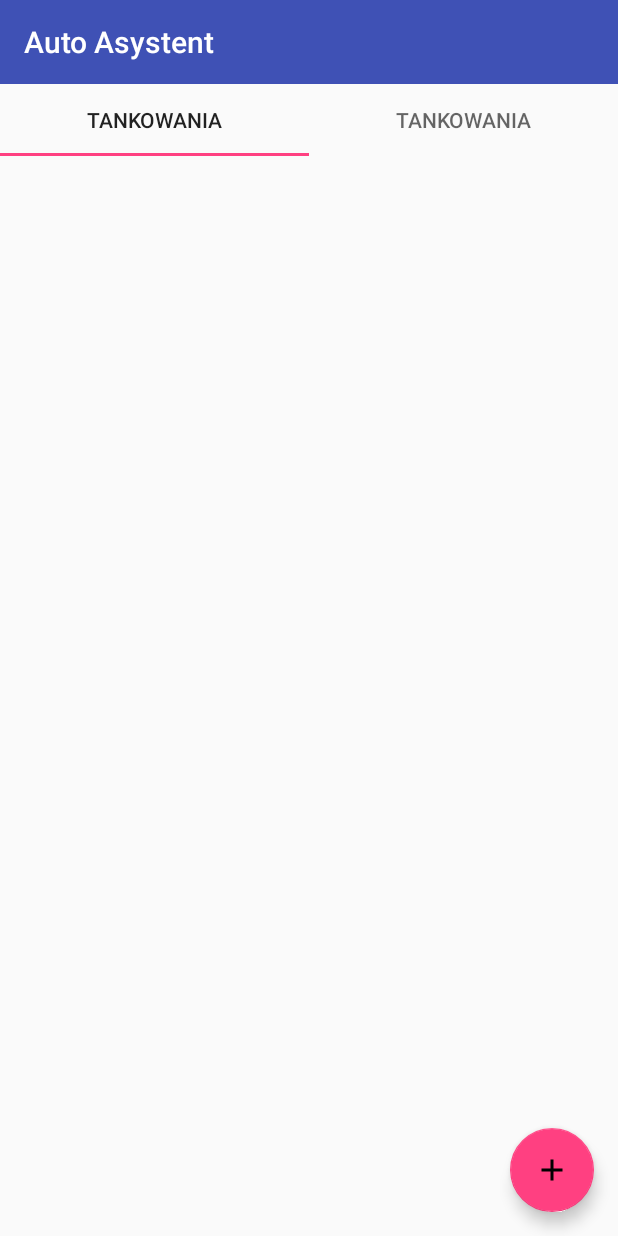
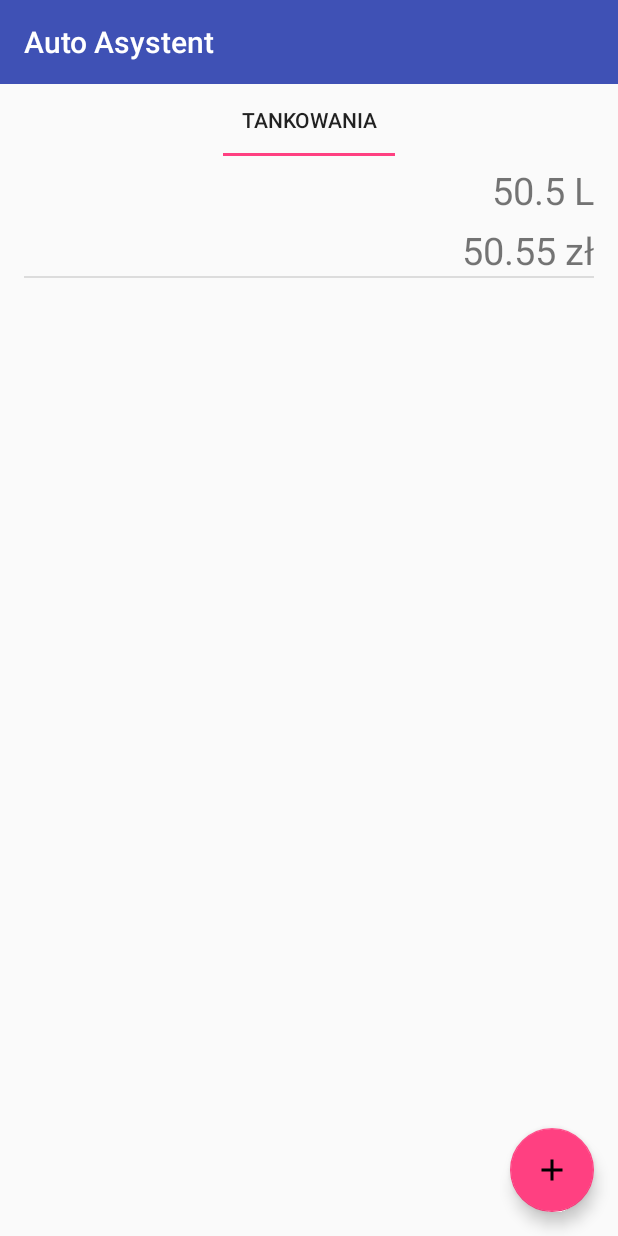
Before and after one commit to simur407/ZPI-AutoAssist, an Android app: the CarActivity screen opened directly, with no data from a screen before it, on a phone screen of 412 x 824 dp. Run offline under Robolectric (Android 15) with nearby library versions, the phone set to English and light mode, and no system bars; libraries missing offline, so code that uses them is left out: com.melnykov.fab, com.orm, com.rafalzajfert.androidlogger; plain views replace FloatingActionButton; 5 statements that could not run were skipped.

Commit message:
Lista tankowań i szczegóły tankowania - implementacja

```diff
--- a/app/src/main/AndroidManifest.xml
+++ b/app/src/main/AndroidManifest.xml
@@ -18,6 +18,7 @@
         </activity>
         <activity android:name=".view.activity.CarAddActivity"/>
         <activity android:name=".view.activity.CarActivity" />
+        <activity android:name=".view.activity.RefuelViewActivity" />
 
         <meta-data
             android:name="DATABASE"
--- a/app/src/main/java/pl/edu/pwr/zpi/autoasystent/model/Refueling.java
+++ b/app/src/main/java/pl/edu/pwr/zpi/autoasystent/model/Refueling.java
@@ -19,9 +19,9 @@ public class Refueling extends SugarRecord {
 
     private int refuelingMileage;
 
-    private int quantity;
+    private double quantity;
 
-    private double refuelnigCost;
+    private double refuelingCost;
 
     private String refuelingDescription;
 
@@ -53,20 +53,20 @@ public class Refueling extends SugarRecord {
         this.refuelingMileage = refuelingMileage;
     }
 
-    public int getQuantity() {
+    public double getQuantity() {
         return quantity;
     }
 
-    public void setQuantity(int quantity) {
+    public void setQuantity(double quantity) {
         this.quantity = quantity;
     }
 
-    public double getRefuelnigCost() {
-        return refuelnigCost;
+    public double getRefuelingCost() {
+        return refuelingCost;
     }
 
-    public void setRefuelnigCost(double refuelnigCost) {
-        this.refuelnigCost = refuelnigCost;
+    public void setRefuelingCost(double refuelingCost) {
+        this.refuelingCost = refuelingCost;
     }
 
     public String getRefuelingDescription() {
--- a/app/src/main/java/pl/edu/pwr/zpi/autoasystent/presenters/CarPresenter.java
+++ b/app/src/main/java/pl/edu/pwr/zpi/autoasystent/presenters/CarPresenter.java
@@ -6,7 +6,6 @@ import java.util.LinkedList;
 
 import pl.edu.pwr.zpi.autoasystent.view.CarPanel;
 import pl.edu.pwr.zpi.autoasystent.view.fragment.RefuelListFragment;
-import pl.edu.pwr.zpi.autoasystent.view.fragment.RefuelViewFragment;
 
 /**
  * TODO Dokumentacja
@@ -25,7 +24,7 @@ public class CarPresenter {
     public void setFragments() {
         LinkedList<Fragment> fragmentLinkedList = new LinkedList<>();
         fragmentLinkedList.add(new RefuelListFragment());
-        fragmentLinkedList.add(new RefuelViewFragment());
+        //  fragmentLinkedList.add(new RefuelViewFragment());
         panel.setFragments(fragmentLinkedList);
     }
 }
--- a/app/src/main/java/pl/edu/pwr/zpi/autoasystent/presenters/RefuelPresenter.java
+++ b/app/src/main/java/pl/edu/pwr/zpi/autoasystent/presenters/RefuelPresenter.java
@@ -1,5 +1,6 @@
 package pl.edu.pwr.zpi.autoasystent.presenters;
 
+import android.net.Uri;
 import android.view.View;
 import android.widget.AdapterView;
 
@@ -8,6 +9,7 @@ import java.util.List;
 import pl.edu.pwr.zpi.autoasystent.model.Refueling;
 import pl.edu.pwr.zpi.autoasystent.service.RefuelingService;
 import pl.edu.pwr.zpi.autoasystent.view.RefuelPanel;
+import pl.edu.pwr.zpi.autoasystent.view.activity.RefuelViewActivity;
 
 /**
  * Created by Marek on 24.04.2016.
@@ -23,15 +25,18 @@ public class RefuelPresenter {
         //Toast.makeText((Context)panel, "Clicked " + position, Toast.LENGTH_SHORT).show();
         //TODO implement
         //  panel.startActivity(RefuelActivity.class, null);
+        panel.startActivity(RefuelViewActivity.class, Uri.parse(((Refueling) parent.getItemAtPosition(position)).getId().toString()));
     }
 
     public void setList() {
         List<Refueling> refuelings = RefuelingService.getInstance().getAllRefuelings();
+        refuelings.add(RefuelingService.getInstance().findRefuelingById(1)); //TODO Wywalic
         panel.setRefuelList(refuelings);
     }
 
 
     public void onAddButtonClick(View v) {
         //    panel.startActivity(RefuelAddActivity.class, null);
+        panel.startActivity(RefuelViewActivity.class, null);
     }
 }
--- a/app/src/main/java/pl/edu/pwr/zpi/autoasystent/service/RefuelingService.java
+++ b/app/src/main/java/pl/edu/pwr/zpi/autoasystent/service/RefuelingService.java
@@ -31,7 +31,12 @@ public class RefuelingService {
     }
 
     public Refueling findRefuelingById(long id) {
-        return Refueling.findById(Refueling.class, id);
+        // return Refueling.findById(Refueling.class, id);
+        Refueling refueling = new Refueling();
+        refueling.setQuantity(50.5);
+        refueling.setRefuelingCost(50.55);
+        refueling.setId(18L);
+        return refueling;
     }
 
     public void deleteRefueling(Refueling refueling) {
--- a/app/src/main/java/pl/edu/pwr/zpi/autoasystent/view/RefuelPanel.java
+++ b/app/src/main/java/pl/edu/pwr/zpi/autoasystent/view/RefuelPanel.java
@@ -13,4 +13,5 @@ public interface RefuelPanel {
     void setRefuelList(List<Refueling> refuelingList);
 
     void startActivity(Class<?> clazz, Uri additionalData);
+
 }
--- a/app/src/main/java/pl/edu/pwr/zpi/autoasystent/view/adapter/RefuelAdapter.java
+++ b/app/src/main/java/pl/edu/pwr/zpi/autoasystent/view/adapter/RefuelAdapter.java
@@ -47,9 +47,11 @@ public class RefuelAdapter extends ArrayAdapter<Refueling> {
 
         Refueling refueling = getItem(position);
 
-        holder.dateTextView.setText(refueling.getRefuelingDate().toString());
-        holder.quantityTextView.setText(refueling.getQuantity());
-        holder.costTextView.setText(((Double) refueling.getRefuelnigCost()).toString());
+        if (refueling.getRefuelingDate() != null) {
+            holder.dateTextView.setText(refueling.getRefuelingDate().toString());
+        }
+        holder.quantityTextView.setText(String.valueOf(refueling.getQuantity()) + " L");
+        holder.costTextView.setText(((Double) refueling.getRefuelingCost()).toString() + " zł");
 
 
         return convertView;
--- a/app/src/main/java/pl/edu/pwr/zpi/autoasystent/view/fragment/RefuelViewFragment.java
+++ /dev/null
@@ -1,32 +0,0 @@
-package pl.edu.pwr.zpi.autoasystent.view.fragment;
-
-import android.os.Bundle;
-import android.support.annotation.Nullable;
-import android.support.v4.app.Fragment;
-import android.view.LayoutInflater;
-import android.view.View;
-import android.view.ViewGroup;
-
-import pl.edu.pwr.zpi.autoasystent.R;
-
-
-/**
- * Created by Marek on 18.04.2016.
- */
-//TODO to nie jest tabfragment
-public class RefuelViewFragment extends Fragment implements TabFragment {
-
-
-    @Nullable
-    @Override
-    public View onCreateView(LayoutInflater inflater, @Nullable ViewGroup container, @Nullable Bundle savedInstanceState) {
-        return inflater.inflate(R.layout.fragment_refuel_view, container, false);
-
-    }
-
-
-    @Override
-    public String getTabName() {
-        return "Tankowania";
-    }
-}
```
Also changed, not shown: app/src/main/java/pl/edu/pwr/zpi/autoasystent/presenters/RefuelViewPresenter.java (added, +22 -0 lines), app/src/main/java/pl/edu/pwr/zpi/autoasystent/view/RefuelViewPanel.java (added, +10 -0 lines), app/src/main/java/pl/edu/pwr/zpi/autoasystent/view/activity/RefuelViewActivity.java (added, +48 -0 lines).
